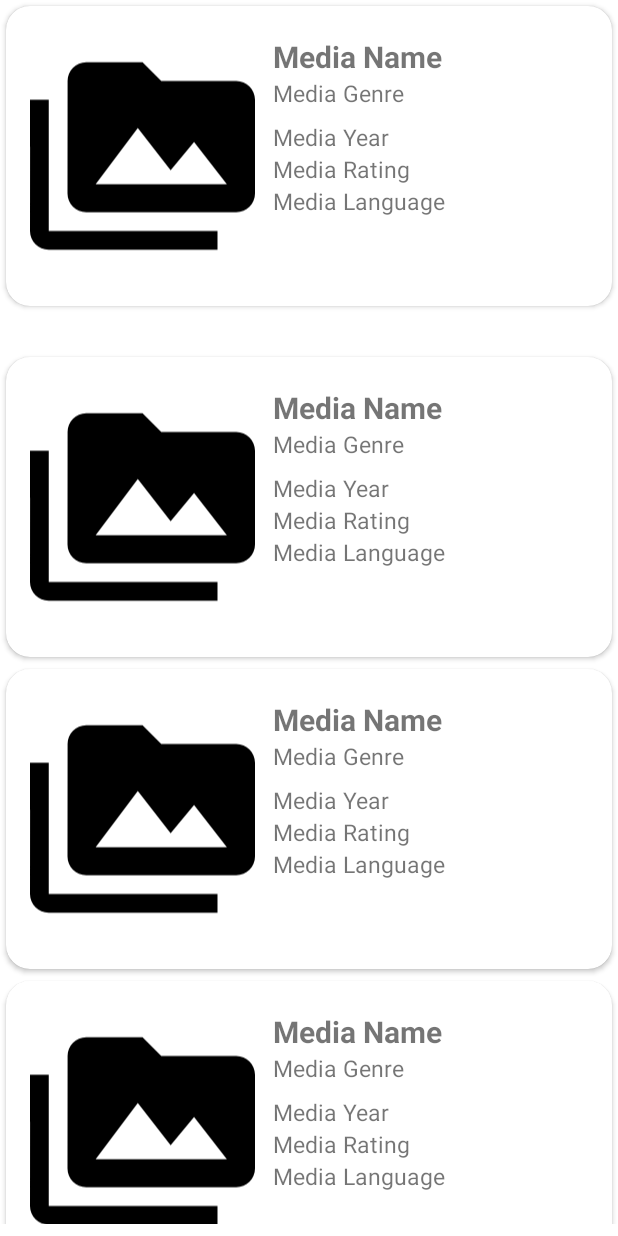
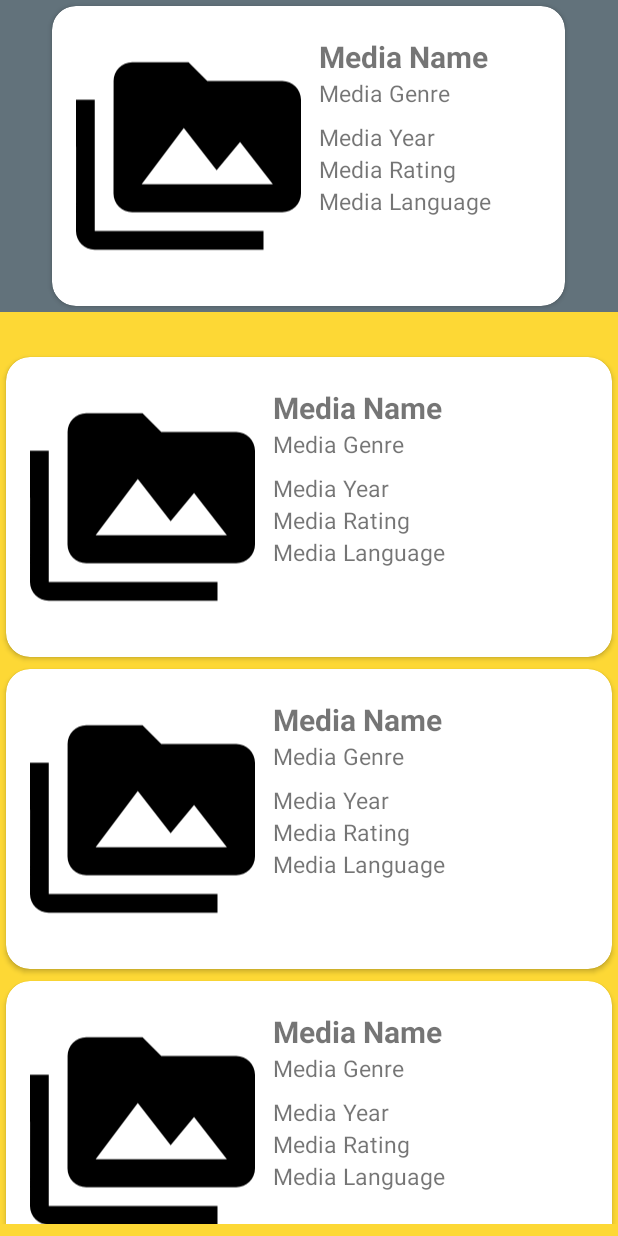
Before and after one commit to tapdigguliyev/CinephiliaApp, an Android app: the layout fragment_movies.xml on its own in the app's theme, with its tools: preview values and no code run, on a phone screen of 412 x 824 dp. Run offline under Robolectric (Android 15) with nearby library versions, the phone set to English and light mode, and no system bars; network calls fail.

Commit message:
Design updates

```diff
--- a/app/src/main/res/layout/fragment_movies.xml
+++ b/app/src/main/res/layout/fragment_movies.xml
@@ -4,18 +4,22 @@
     xmlns:tools="http://schemas.android.com/tools"
     android:layout_width="match_parent"
     android:layout_height="match_parent"
+    android:background="@color/secondaryColor"
     tools:context=".feature.feature1.view.MoviesFragment">
 
     <LinearLayout
         android:id="@+id/llTopRatedMovies"
         android:layout_width="match_parent"
         android:layout_height="208dp"
+        android:background="@color/primaryLightColor"
+        android:gravity="center"
+        app:layout_constraintEnd_toEndOf="parent"
         app:layout_constraintStart_toStartOf="parent"
         app:layout_constraintTop_toTopOf="parent">
 
         <androidx.recyclerview.widget.RecyclerView
             android:id="@+id/rvTopRatedMovies"
-            android:layout_width="match_parent"
+            android:layout_width="350dp"
             android:layout_height="match_parent"
             tools:listitem="@layout/item_media" />
 
--- a/app/src/main/res/layout/fragment_series.xml
+++ b/app/src/main/res/layout/fragment_series.xml
@@ -4,18 +4,22 @@
     xmlns:tools="http://schemas.android.com/tools"
     android:layout_width="match_parent"
     android:layout_height="match_parent"
+    android:background="@color/secondaryColor"
     tools:context=".feature.feature1.view.SeriesFragment">
 
     <LinearLayout
         android:id="@+id/llTopRatedTVShows"
         android:layout_width="match_parent"
         android:layout_height="208dp"
+        android:background="@color/primaryLightColor"
+        android:gravity="center"
+        app:layout_constraintEnd_toEndOf="parent"
         app:layout_constraintStart_toStartOf="parent"
         app:layout_constraintTop_toTopOf="parent">
 
         <androidx.recyclerview.widget.RecyclerView
             android:id="@+id/rvTopRatedTVShows"
-            android:layout_width="match_parent"
+            android:layout_width="350dp"
             android:layout_height="match_parent"
             tools:listitem="@layout/item_media" />
 
```
